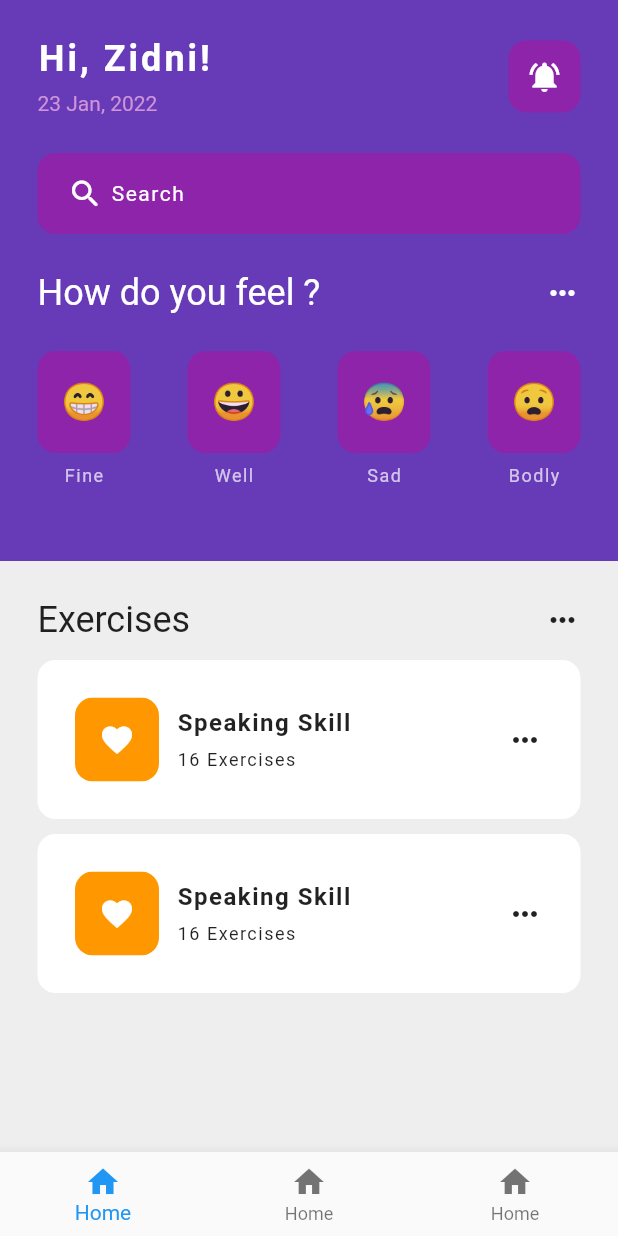
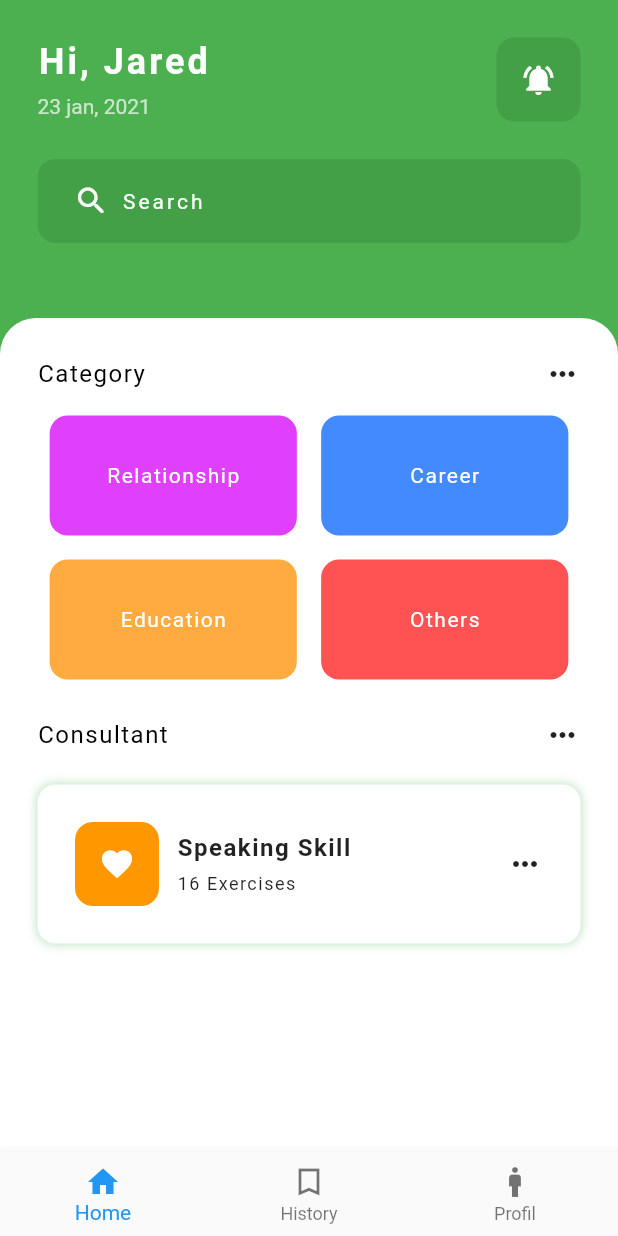
Before and after one commit to zidnim5/flutter-learning, a Flutter app: the Home screen opened by its route, after a tap on "Page 2", on a phone screen of 412 x 824 dp. Run offline on Flutter 3.47's test engine with Material 2 defaults, Android fonts, the phone set to English and light mode, and no system bars; our stand-ins replace get, simple_animations.

Commit message:
page_two

```diff
--- a/lib/app/routes.dart
+++ b/lib/app/routes.dart
@@ -1,6 +1,7 @@
 import 'package:get/get.dart';
 import 'package:learning/home.dart';
 import 'package:learning/presentation/page_one/page_one.dart';
+import 'package:learning/presentation/page_two/page_two.dart';
 
 class Routes {
   static final List<GetPage> register = [
@@ -11,6 +12,10 @@ class Routes {
     GetPage(
       name: "/page_one",
       page: () => PageOne(),
+    ),
+    GetPage(
+      name: "/page_two",
+      page: () => PageTwo(),
     )
   ];
 }
--- a/lib/data/data.dart
+++ b/lib/data/data.dart
@@ -3,6 +3,6 @@ import 'package:learning/model/menu.dart';
 class Data {
   static List<Menu> listMenu = [
     Menu("Page 1", "page_one"),
-    Menu("Page 2", "page_one"),
+    Menu("Page 2", "page_two"),
   ];
 }
--- /dev/null
+++ b/lib/presentation/page_two/components/category_card_component.dart
@@ -0,0 +1,29 @@
+import 'package:flutter/material.dart';
+
+class CategoryCard extends StatelessWidget {
+  final String title;
+  final Color color;
+  const CategoryCard({Key? key, required this.title, required this.color})
+      : super(key: key);
+
+  @override
+  Widget build(BuildContext context) {
+    Size size = MediaQuery.of(context).size;
+    return Container(
+      width: size.width * 0.4,
+      height: 80,
+      padding: const EdgeInsets.all(15),
+      decoration:
+          BoxDecoration(color: color, borderRadius: BorderRadius.circular(12)),
+      child: Center(
+        child: Text(
+          "${title}",
+          style: TextStyle(
+            color: Colors.white,
+            letterSpacing: 1,
+          ),
+        ),
+      ),
+    );
+  }
+}
--- /dev/null
+++ b/lib/presentation/page_two/page_two.dart
@@ -0,0 +1,257 @@
+import 'package:flutter/material.dart';
+import 'package:learning/presentation/page_two/components/category_card_component.dart';
+
+class PageTwo extends StatelessWidget {
+  const PageTwo({Key? key}) : super(key: key);
+
+  @override
+  Widget build(BuildContext context) {
+    Size size = MediaQuery.of(context).size;
+    return Scaffold(
+        backgroundColor: Colors.green,
+        bottomNavigationBar: BottomNavigationBar(
+          items: [
+            BottomNavigationBarItem(icon: Icon(Icons.home), label: "Home"),
+            BottomNavigationBarItem(
+                icon: Icon(Icons.bookmark_border_sharp), label: "History"),
+            BottomNavigationBarItem(icon: Icon(Icons.man), label: "Profil")
+          ],
+        ),
+        body: SafeArea(
+          child: Column(
+            children: [
+              Padding(
+                padding: const EdgeInsets.all(25),
+                child: Container(
+                  child: Column(
+                    children: [
+                      Row(
+                        mainAxisAlignment: MainAxisAlignment.spaceBetween,
+                        children: [
+                          Column(
+                            crossAxisAlignment: CrossAxisAlignment.start,
+                            children: [
+                              Text(
+                                "Hi, Jared",
+                                style: TextStyle(
+                                  fontSize: 24,
+                                  color: Colors.white,
+                                  fontWeight: FontWeight.bold,
+                                  letterSpacing: 2,
+                                ),
+                              ),
+                              SizedBox(
+                                height: 8,
+                              ),
+                              Text(
+                                "23 jan, 2021",
+                                style: TextStyle(
+                                  color: Colors.white70,
+                                ),
+                              )
+                            ],
+                          ),
+                          Container(
+                            padding: const EdgeInsets.all(16),
+                            decoration: BoxDecoration(
+                                color: Colors.green[600],
+                                borderRadius: BorderRadius.circular(12)),
+                            child: Icon(
+                              Icons.notifications_active,
+                              color: Colors.white,
+                            ),
+                          )
+                        ],
+                      ),
+                      SizedBox(
+                        height: 25,
+                      ),
+                      Container(
+                        padding: const EdgeInsets.all(16),
+                        decoration: BoxDecoration(
+                          color: Colors.green[600],
+                          borderRadius: BorderRadius.circular(12),
+                        ),
+                        child: Row(
+                          children: [
+                            SizedBox(
+                              width: 8,
+                            ),
+                            Icon(
+                              Icons.search_rounded,
+                              color: Colors.white,
+                            ),
+                            SizedBox(
+                              width: 8,
+                            ),
+                            Text(
+                              "Search",
+                              style: TextStyle(
+                                color: Colors.white,
+                                letterSpacing: 2,
+                              ),
+                            )
+                          ],
+                        ),
+                      ),
+                    ],
+                  ),
+                ),
+              ),
+              SizedBox(
+                height: 25,
+              ),
+              Expanded(
+                child: Container(
+                  height: double.infinity,
+                  width: double.infinity,
+                  decoration: BoxDecoration(
+                      color: Colors.white,
+                      borderRadius: BorderRadius.only(
+                          topRight: Radius.circular(24),
+                          topLeft: Radius.circular(24))),
+                  child: Padding(
+                    padding: const EdgeInsets.all(25),
+                    child: Column(
+                      children: [
+                        //card
+                        Row(
+                          mainAxisAlignment: MainAxisAlignment.spaceBetween,
+                          children: [
+                            Text(
+                              "Category",
+                              style: TextStyle(
+                                color: Colors.black,
+                                fontSize: 16,
+                                letterSpacing: 1,
+                              ),
+                            ),
+                            Icon(Icons.more_horiz)
+                          ],
+                        ),
+                        SizedBox(
+                          height: 16,
+                        ),
+
+                        Row(
+                          mainAxisAlignment: MainAxisAlignment.spaceAround,
+                          children: [
+                            CategoryCard(
+                                title: "Relationship",
+                                color: Colors.purpleAccent),
+                            CategoryCard(
+                                title: "Career", color: Colors.blueAccent),
+                          ],
+                        ),
+
+                        SizedBox(
+                          height: 16,
+                        ),
+
+                        Row(
+                          mainAxisAlignment: MainAxisAlignment.spaceAround,
+                          children: [
+                            CategoryCard(
+                                title: "Education", color: Colors.orangeAccent),
+                            CategoryCard(
+                                title: "Others", color: Colors.redAccent),
+                          ],
+                        ),
+
+                        SizedBox(
+                          height: 25,
+                        ),
+
+                        Row(
+                          mainAxisAlignment: MainAxisAlignment.spaceBetween,
+                          children: [
+                            Text(
+                              "Consultant",
+                              style: TextStyle(
+                                color: Colors.black,
+                                fontSize: 16,
+                                letterSpacing: 1,
+                              ),
+                            ),
+                            Icon(Icons.more_horiz)
+                          ],
+                        ),
+                        SizedBox(
+                          height: 16,
+                        ),
+                        CustomList(),
+                      ],
+                    ),
+                  ),
+                ),
+              )
+            ],
+          ),
+        ));
+  }
+
+  Container CustomList() {
+    return Container(
+      margin: const EdgeInsets.symmetric(vertical: 5),
+      padding: const EdgeInsets.all(25),
+      decoration: BoxDecoration(
+          color: Colors.white,
+          borderRadius: BorderRadius.circular(12),
+          boxShadow: [
+            BoxShadow(
+              color: Colors.green.withOpacity(0.4),
+              offset: Offset(0, 0),
+              spreadRadius: 0,
+              blurRadius: 5,
+            )
+          ]),
+      child: Column(
+        children: [
+          Row(
+            children: [
+              ClipRRect(
+                borderRadius: BorderRadius.circular(12),
+                child: Container(
+                  padding: const EdgeInsets.all(16),
+                  color: Colors.orange,
+                  child: Icon(
+                    Icons.favorite,
+                    color: Colors.white,
+                  ),
+                ),
+              ),
+              SizedBox(
+                width: 12,
+              ),
+              Column(
+                crossAxisAlignment: CrossAxisAlignment.start,
+                children: [
+                  Text(
+                    "Speaking Skill",
+                    style: TextStyle(
+                      fontSize: 16,
+                      fontWeight: FontWeight.bold,
+                      letterSpacing: 1,
+                    ),
+                  ),
+                  SizedBox(
+                    height: 8,
+                  ),
+                  Text(
+                    "16 Exercises",
+                    style: TextStyle(
+                      fontSize: 12,
+                      letterSpacing: 1,
+                    ),
+                  )
+                ],
+              ),
+              Spacer(),
+              Icon(Icons.more_horiz)
+            ],
+          )
+        ],
+      ),
+    );
+  }
+}
```
